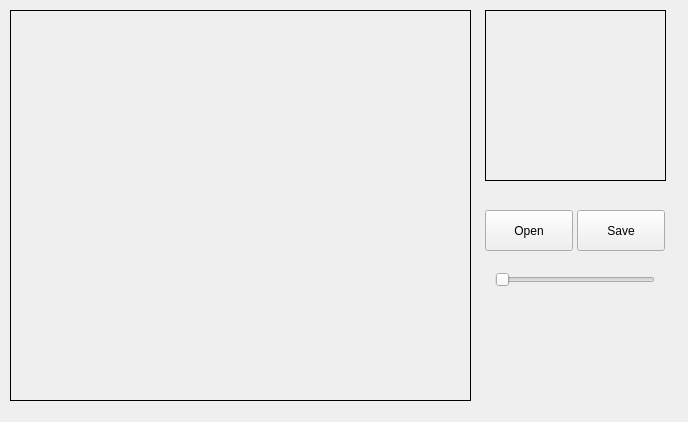
Old version of the form ui_frameimageview.ui in the repository shuoGG1239/Paint2Sketch.
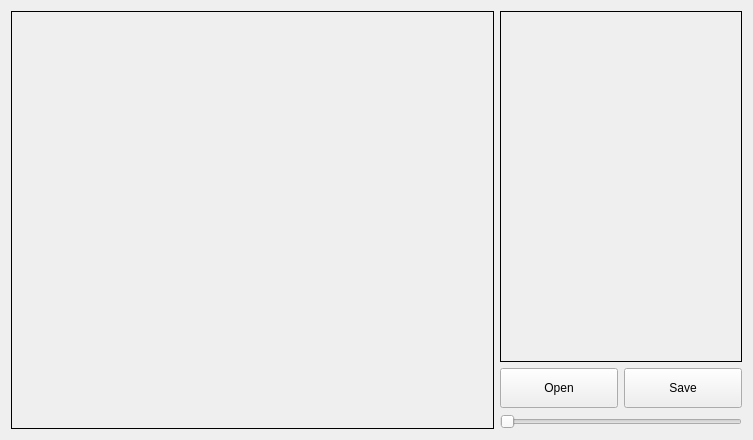
New version of the form.

The edit to the form file:
```diff
--- a/ui_frameimageview.ui
+++ b/ui_frameimageview.ui
@@ -6,22 +6,28 @@
    <rect>
     <x>0</x>
     <y>0</y>
-    <width>688</width>
-    <height>422</height>
+    <width>753</width>
+    <height>440</height>
    </rect>
   </property>
   <property name="windowTitle">
    <string>Form</string>
   </property>
+  <layout class="QHBoxLayout" name="horizontalLayout" stretch="2,1">
+   <item>
   <widget class="QLabel" name="labelImageDst">
-   <property name="geometry">
-    <rect>
-     <x>10</x>
-     <y>10</y>
-     <width>461</width>
-     <height>391</height>
-    </rect>
-   </property>
+     <property name="frameShape">
+      <enum>QFrame::Box</enum>
+     </property>
+     <property name="text">
+      <string/>
+     </property>
+    </widget>
+   </item>
+   <item>
+    <layout class="QVBoxLayout" name="verticalLayout">
+     <item>
+      <widget class="QLabel" name="labelImageSrc">
    <property name="frameShape">
     <enum>QFrame::Box</enum>
    </property>
@@ -29,15 +35,39 @@
     <string/>
    </property>
   </widget>
+     </item>
+     <item>
+      <layout class="QHBoxLayout" name="horizontalLayout_2">
+       <item>
+        <widget class="QPushButton" name="pushButtonOpen">
+         <property name="minimumSize">
+          <size>
+           <width>0</width>
+           <height>40</height>
+          </size>
+         </property>
+         <property name="text">
+          <string>Open</string>
+         </property>
+        </widget>
+       </item>
+       <item>
+        <widget class="QPushButton" name="pushButtonSave">
+         <property name="minimumSize">
+          <size>
+           <width>0</width>
+           <height>40</height>
+          </size>
+         </property>
+         <property name="text">
+          <string>Save</string>
+         </property>
+        </widget>
+       </item>
+      </layout>
+     </item>
+     <item>
   <widget class="QSlider" name="horizontalSlider">
-   <property name="geometry">
-    <rect>
-     <x>495</x>
-     <y>270</y>
-     <width>160</width>
-     <height>19</height>
-    </rect>
-   </property>
    <property name="maximum">
     <number>10</number>
    </property>
@@ -48,48 +78,10 @@
     <enum>Qt::Horizontal</enum>
    </property>
   </widget>
-  <widget class="QLabel" name="labelImageSrc">
-   <property name="geometry">
-    <rect>
-     <x>485</x>
-     <y>10</y>
-     <width>181</width>
-     <height>171</height>
-    </rect>
-   </property>
-   <property name="frameShape">
-    <enum>QFrame::Box</enum>
-   </property>
-   <property name="text">
-    <string/>
-   </property>
-  </widget>
-  <widget class="QPushButton" name="pushButtonOpen">
-   <property name="geometry">
-    <rect>
-     <x>485</x>
-     <y>210</y>
-     <width>88</width>
-     <height>41</height>
-    </rect>
-   </property>
-   <property name="text">
-    <string>Open</string>
-   </property>
-  </widget>
-  <widget class="QPushButton" name="pushButtonSave">
-   <property name="geometry">
-    <rect>
-     <x>577</x>
-     <y>210</y>
-     <width>88</width>
-     <height>41</height>
-    </rect>
-   </property>
-   <property name="text">
-    <string>Save</string>
-   </property>
-  </widget>
+     </item>
+    </layout>
+   </item>
+  </layout>
  </widget>
  <resources/>
  <connections/>
```
Lines whose indentation alone changed are shown as unchanged.
